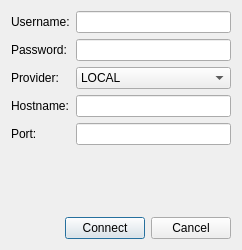
Qt form src/pythonGui/karabogui/dialogs/logindialog.ui (European-XFEL/Karabo) before a commit.
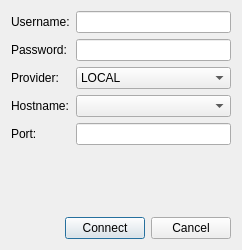
The same form after that commit.

Commit message: Multiple GUI servers on LRU

The edit to the form file:
```diff
--- a/src/pythonGui/karabogui/dialogs/logindialog.ui
+++ b/src/pythonGui/karabogui/dialogs/logindialog.ui
@@ -76,7 +76,7 @@
       </widget>
      </item>
      <item row="3" column="1">
-      <widget class="QLineEdit" name="leHostname"/>
+      <widget class="QComboBox" name="cbHostname"/>
      </item>
      <item row="4" column="0">
       <widget class="QLabel" name="laPort">
```
The commit also changes 3 other files.
